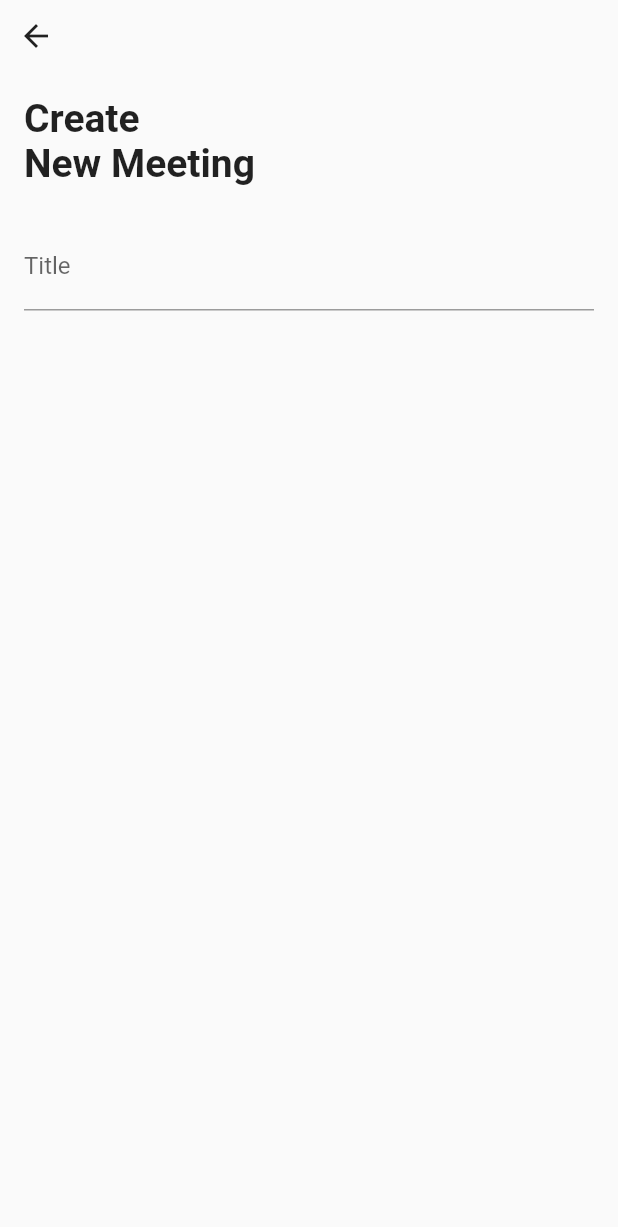
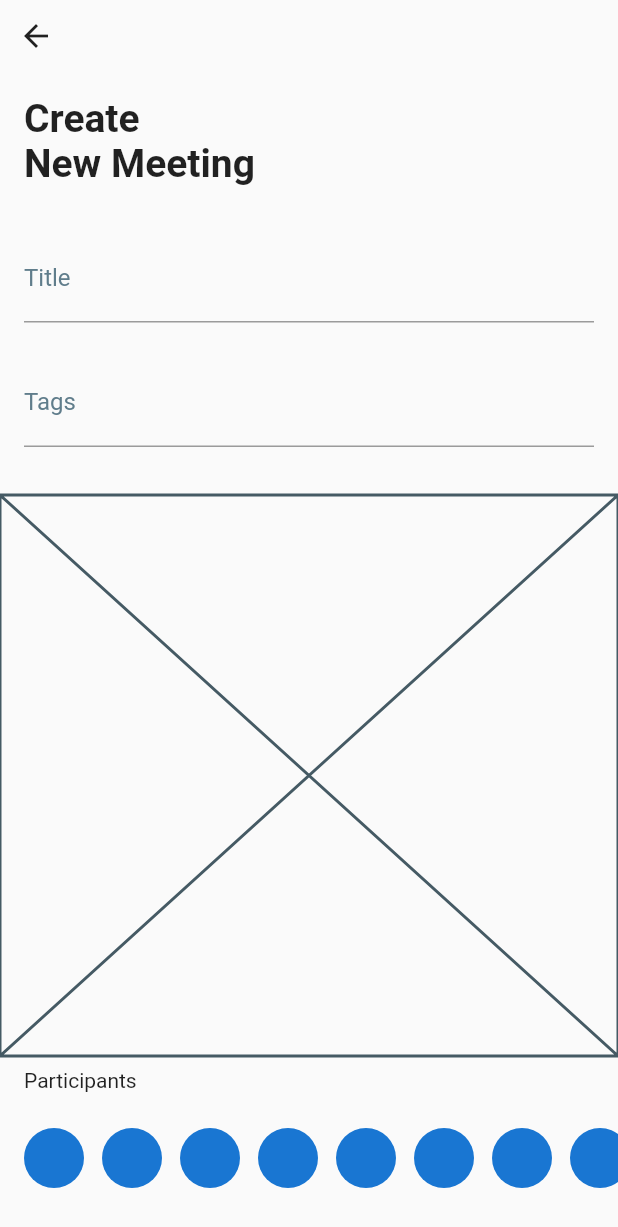
Before and after one commit to JAICHANGPARK/flutter_notebook_18th_story, a Flutter app: the screen it shows after launch, on a phone screen of 412 x 824 dp. Shown: the top 1227 px of the screen. Run offline on Flutter 3.47's test engine with Material 2 defaults, Android fonts, the phone set to English and light mode, and no system bars; our stand-ins replace cached_network_image, dotted_border, flutter_lorem, flutter_riverpod, flutter_svg, freezed_annotation and 4 more.

Commit message:
Update meeting_create_page.dart

```diff
--- a/lib/ep1088_meeting_app/src/ui/meeting_create_page.dart
+++ b/lib/ep1088_meeting_app/src/ui/meeting_create_page.dart
@@ -39,18 +39,65 @@ class _MeetingCreatePageState extends State<MeetingCreatePage> {
                       fontSize: 26,
                     ),
                   ),
-
-                  SizedBox(height: 24,),
-
+                  SizedBox(
+                    height: 32,
+                  ),
                   TextField(
                     decoration: InputDecoration(
-                      label: Text("Title"),
-
+                        // label: Text("Title"),
+                        labelText: "Title",
+                        labelStyle: TextStyle(
+                          color: Colors.blueGrey,
+                        )),
+                  ),
+                  SizedBox(
+                    height: 24,
+                  ),
+                  TextField(
+                    decoration: InputDecoration(
+                      // label: Text("Title"),
+                      labelText: "Tags",
+                      labelStyle: TextStyle(
+                        color: Colors.blueGrey,
+                      ),
                     ),
-                  )
+                  ),
+                  SizedBox(
+                    height: 16,
+                  ),
                 ],
               ),
-            )
+            ),
+            Expanded(child: Placeholder()),
+            SizedBox(
+              height: 120,
+              child: Padding(
+                padding: const EdgeInsets.only(left: 16 , top: 8, bottom: 8),
+                child: Column(
+                  crossAxisAlignment: CrossAxisAlignment.start,
+                  children: [
+                    Text("Participants"),
+                    Expanded(
+                      child: ListView.builder(
+                        shrinkWrap: true,
+                          scrollDirection: Axis.horizontal,
+                          itemBuilder: (context, index){
+                        if(index == 0){
+                          return Padding(
+                            padding: const EdgeInsets.only(right: 12),
+                            child: CircleAvatar(),
+                          );
+                        }
+                        return Padding(
+                          padding: const EdgeInsets.only(right: 12),
+                          child: CircleAvatar(),
+                        );
+                      }),
+                    )
+                  ],
+                ),
+              ),
+            ),
           ],
         ),
       ),
```
